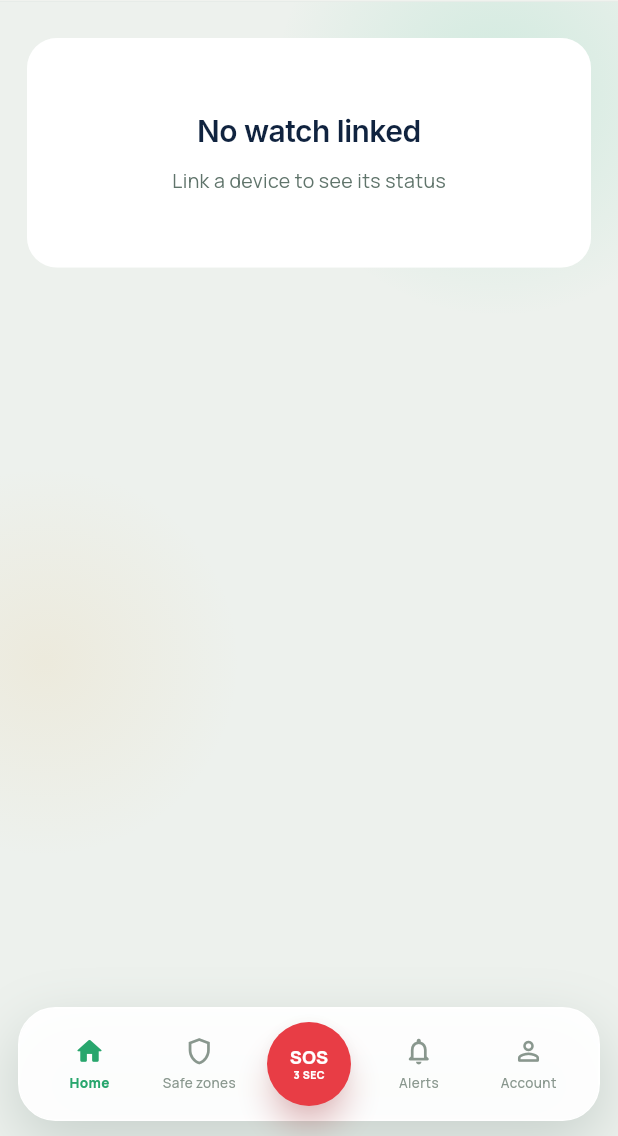
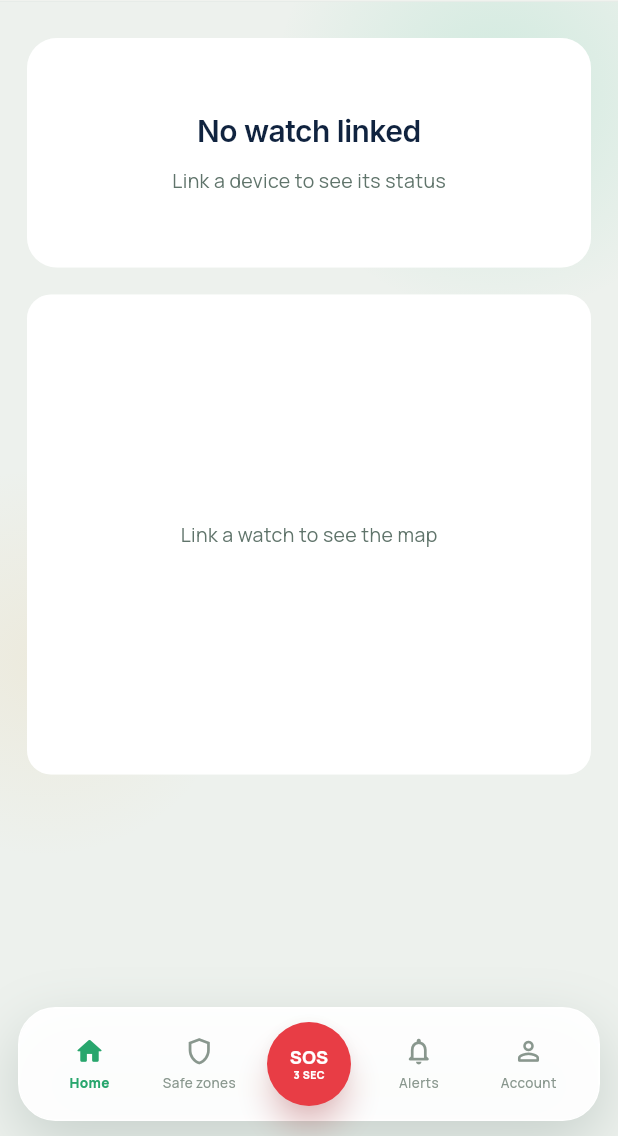
Before and after one commit to vikrav14/guardian, a Flutter app: the screen it shows once a user with an empty profile is signed in, on a phone screen of 412 x 824 dp, the part 100-1236 px from its top. Run offline on Flutter 3.47's test engine with Material 3 defaults, Android fonts, the phone set to English and light mode, and no system bars; our stand-ins replace cloud_firestore, firebase_auth, firebase_core, firebase_messaging, firebase_storage, flutter_local_notifications and 5 more; missing offline and left inert: dart:js_interop, pointer_interceptor; accounts and stored records are empty.

Commit message:
fix: restore map as large prominent section in dashboard
The map was missing from the premium dashboard redesign. This commit adds it back as a large, prominent section right after the hero - matching image 2 design requirements.

✓ Map placed after hero section (per image 2 layout)
✓ Large 320px height container (visually prominent)
✓ Integrated _StableGoogleMap widget
✓ Live location indicator overlay
✓ Fallback message when no device linked
✓ Zoom controls enabled
✓ Map initializes to Mauritius (center: -20.2642, 57.4791)

The map is now one of the strongest visual elements, placed where users immediately see current location and safe zones.

Flutter analyzer: No issues found! ✓

Co-Authored-By: Claude Haiku 4.5 <noreply@anthropic.com>

```diff
--- a/apps/mobile/lib/screens/map_dashboard_page.dart
+++ b/apps/mobile/lib/screens/map_dashboard_page.dart
@@ -432,6 +432,94 @@ class MapDashboardPageState extends State<MapDashboardPage> {
             onSelect: (imei) => setState(() => _dashboard.select(imei)),
           ),
         ],
+        const SizedBox(height: 18),
+        // Large prominent map card
+        if (selected != null)
+          Container(
+            height: 320,
+            decoration: BoxDecoration(
+              borderRadius: BorderRadius.circular(16),
+              border: Border.all(
+                color: Colors.white.withValues(alpha: 0.2),
+                width: 1,
+              ),
+            ),
+            child: ClipRRect(
+              borderRadius: BorderRadius.circular(16),
+              child: Stack(
+                children: [
+                  _StableGoogleMap(
+                    initialCameraPosition: const CameraPosition(
+                      target: LatLng(-20.2642, 57.4791),
+                      zoom: 13,
+                    ),
+                    markers: const {},
+                    circles: const {},
+                    mapType: MapType.normal,
+                    zoomControlsEnabled: true,
+                    onMapCreated: (controller) {
+                      _mapController = controller;
+                    },
+                    onCameraMove: (position) {},
+                    onCameraIdle: () {},
+                  ),
+                  Positioned(
+                    bottom: 16,
+                    left: 16,
+                    child: Container(
+                      padding: const EdgeInsets.symmetric(
+                        horizontal: 12,
+                        vertical: 8,
+                      ),
+                      decoration: BoxDecoration(
+                        borderRadius: BorderRadius.circular(8),
+                        color: Colors.white,
+                        boxShadow: [
+                          BoxShadow(
+                            color: Colors.black.withValues(alpha: 0.1),
+                            blurRadius: 8,
+                          ),
+                        ],
+                      ),
+                      child: Row(
+                        mainAxisSize: MainAxisSize.min,
+                        children: [
+                          const Icon(
+                            Icons.location_on,
+                            size: 16,
+                            color: GuardianColors.accent,
+                          ),
+                          const SizedBox(width: 6),
+                          Text(
+                            'Live',
+                            style: Theme.of(context).textTheme.labelSmall,
+                          ),
+                        ],
+                      ),
+                    ),
+                  ),
+                ],
+              ),
+            ),
+          )
+        else
+          Container(
+            height: 320,
+            decoration: BoxDecoration(
+              borderRadius: BorderRadius.circular(16),
+              color: context.guardianColors.surface,
+              border: Border.all(
+                color: Colors.white.withValues(alpha: 0.2),
+                width: 1,
+              ),
+            ),
+            child: Center(
+              child: Text(
+                'Link a watch to see the map',
+                style: Theme.of(context).textTheme.bodyMedium,
+              ),
+            ),
+          ),
         const SizedBox(height: 18),
         AroundThemPanel(
           device: selected,
```
